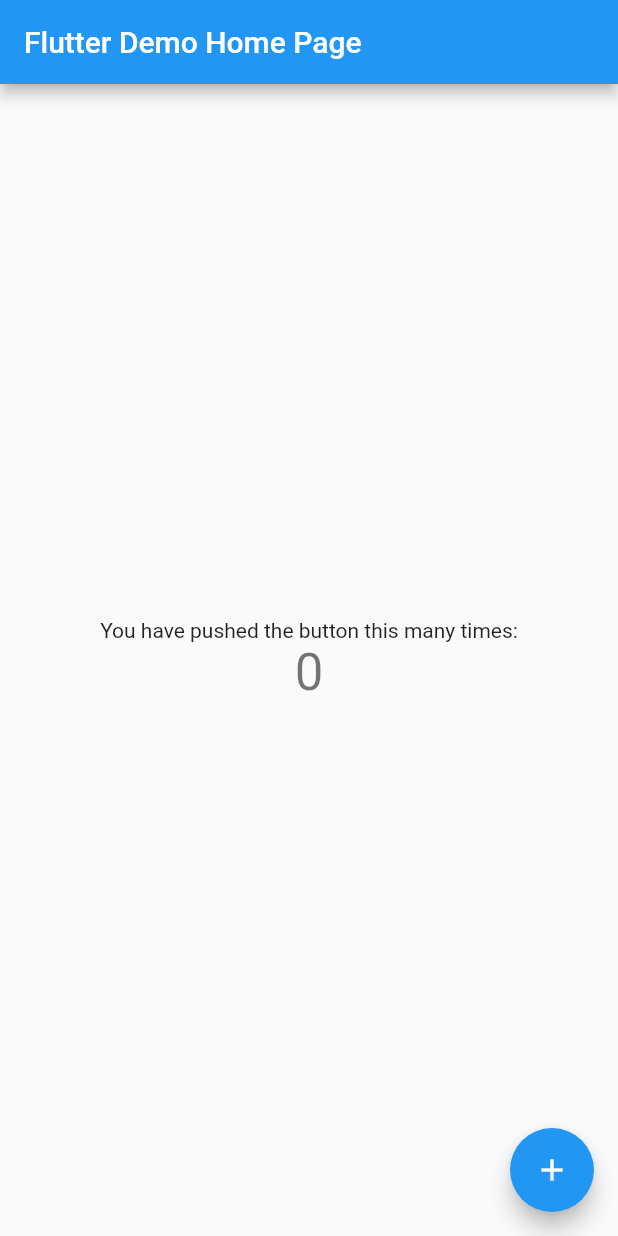
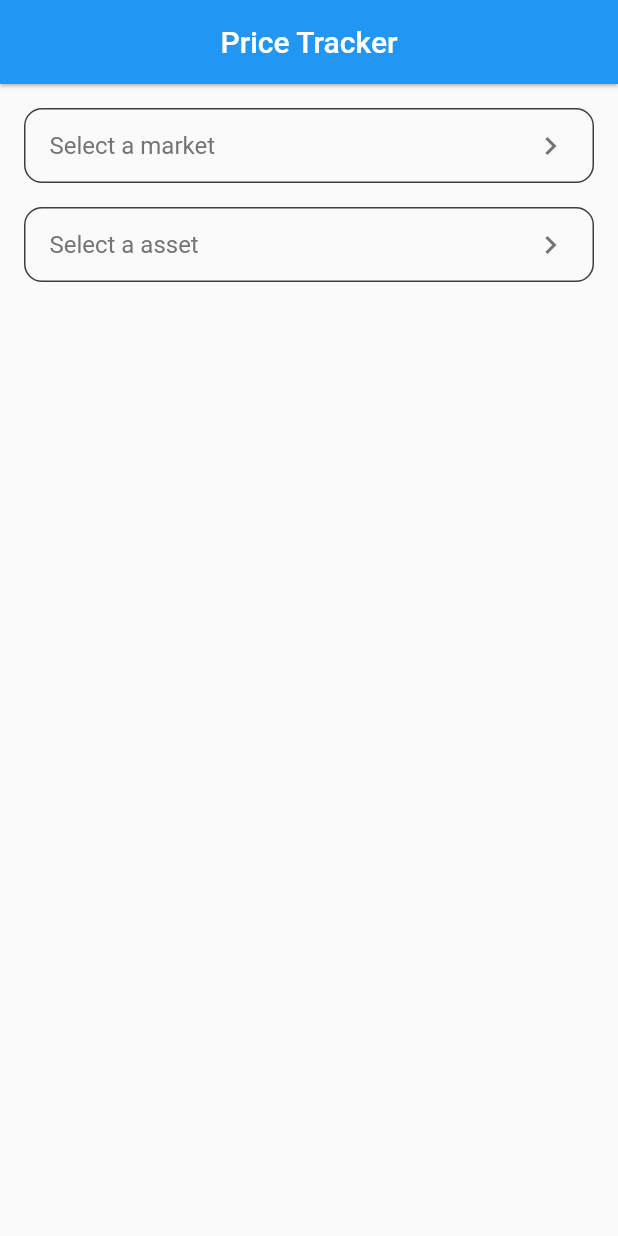
Before and after one commit to mehdi31075/price_tracker, a Flutter app: the screen it shows after launch, on a phone screen of 412 x 824 dp. Run offline on Flutter 3.47's test engine with Material 2 defaults, Android fonts, the phone set to English and light mode, and no system bars; our stand-ins replace freezed_annotation; generated files the repository leaves out were written again.

Commit message:
Replace default MyApp by HomePage

```diff
--- /dev/null
+++ b/lib/app/ui/pages/home_page.dart
@@ -0,0 +1,35 @@
+import 'package:flutter/material.dart';
+import 'package:price_tracker/app/ui/global_widgets/custom_dropdown.dart';
+import 'package:price_tracker/app/ui/theme/app_sizes.dart';
+import 'package:price_tracker/app/ui/utils/app_strings.dart';
+
+class HomePage extends StatelessWidget {
+  const HomePage({Key? key}) : super(key: key);
+
+  @override
+  Widget build(BuildContext context) {
+    return Scaffold(
+      appBar: AppBar(
+        title: Text(AppStrings.appName),
+        elevation: 1,
+        centerTitle: true,
+      ),
+      body: Padding(
+        padding: EdgeInsets.all(AppSizes.defaultPadding),
+        child: Column(
+          children: [
+            CustomDropDown<String>(
+              hint: AppStrings.selectMarketHint,
+              items: [],
+            ),
+            SizedBox(height: AppSizes.defaultPadding),
+            CustomDropDown<String>(
+              hint: AppStrings.selectAssetHint,
+              items: [],
+            ),
+          ],
+        ),
+      ),
+    );
+  }
+}
--- a/lib/main.dart
+++ b/lib/main.dart
@@ -1,115 +1,11 @@
 import 'package:flutter/material.dart';
+import 'package:price_tracker/app/ui/pages/home_page.dart';
 
 void main() {
-  runApp(const MyApp());
+  runApp(
+    const MaterialApp(
+      debugShowCheckedModeBanner: false,
+      home: HomePage(),
+    ),
+  );
 }
-
-class MyApp extends StatelessWidget {
-  const MyApp({super.key});
-
-  // This widget is the root of your application.
-  @override
-  Widget build(BuildContext context) {
-    return MaterialApp(
-      title: 'Flutter Demo',
-      theme: ThemeData(
-        // This is the theme of your application.
-        //
-        // Try running your application with "flutter run". You'll see the
-        // application has a blue toolbar. Then, without quitting the app, try
-        // changing the primarySwatch below to Colors.green and then invoke
-        // "hot reload" (press "r" in the console where you ran "flutter run",
-        // or simply save your changes to "hot reload" in a Flutter IDE).
-        // Notice that the counter didn't reset back to zero; the application
-        // is not restarted.
-        primarySwatch: Colors.blue,
-      ),
-      home: const MyHomePage(title: 'Flutter Demo Home Page'),
-    );
-  }
-}
-
-class MyHomePage extends StatefulWidget {
-  const MyHomePage({super.key, required this.title});
-
-  // This widget is the home page of your application. It is stateful, meaning
-  // that it has a State object (defined below) that contains fields that affect
-  // how it looks.
-
-  // This class is the configuration for the state. It holds the values (in this
-  // case the title) provided by the parent (in this case the App widget) and
-  // used by the build method of the State. Fields in a Widget subclass are
-  // always marked "final".
-
-  final String title;
-
-  @override
-  State<MyHomePage> createState() => _MyHomePageState();
-}
-
-class _MyHomePageState extends State<MyHomePage> {
-  int _counter = 0;
-
-  void _incrementCounter() {
-    setState(() {
-      // This call to setState tells the Flutter framework that something has
-      // changed in this State, which causes it to rerun the build method below
-      // so that the display can reflect the updated values. If we changed
-      // _counter without calling setState(), then the build method would not be
-      // called again, and so nothing would appear to happen.
-      _counter++;
-    });
-  }
-
-  @override
-  Widget build(BuildContext context) {
-    // This method is rerun every time setState is called, for instance as done
-    // by the _incrementCounter method above.
-    //
-    // The Flutter framework has been optimized to make rerunning build methods
-    // fast, so that you can just rebuild anything that needs updating rather
-    // than having to individually change instances of widgets.
-    return Scaffold(
-      appBar: AppBar(
-        // Here we take the value from the MyHomePage object that was created by
-        // the App.build method, and use it to set our appbar title.
-        title: Text(widget.title),
-      ),
-      body: Center(
-        // Center is a layout widget. It takes a single child and positions it
-        // in the middle of the parent.
-        child: Column(
-          // Column is also a layout widget. It takes a list of children and
-          // arranges them vertically. By default, it sizes itself to fit its
-          // children horizontally, and tries to be as tall as its parent.
-          //
-          // Invoke "debug painting" (press "p" in the console, choose the
-          // "Toggle Debug Paint" action from the Flutter Inspector in Android
-          // Studio, or the "Toggle Debug Paint" command in Visual Studio Code)
-          // to see the wireframe for each widget.
-          //
-          // Column has various properties to control how it sizes itself and
-          // how it positions its children. Here we use mainAxisAlignment to
-          // center the children vertically; the main axis here is the vertical
-          // axis because Columns are vertical (the cross axis would be
-          // horizontal).
-          mainAxisAlignment: MainAxisAlignment.center,
-          children: <Widget>[
-            const Text(
-              'You have pushed the button this many times:',
-            ),
-            Text(
-              '$_counter',
-              style: Theme.of(context).textTheme.headline4,
-            ),
-          ],
-        ),
-      ),
-      floatingActionButton: FloatingActionButton(
-        onPressed: _incrementCounter,
-        tooltip: 'Increment',
-        child: const Icon(Icons.add),
-      ), // This trailing comma makes auto-formatting nicer for build methods.
-    );
-  }
-}
```
Also changed, not shown: 1 other file.
